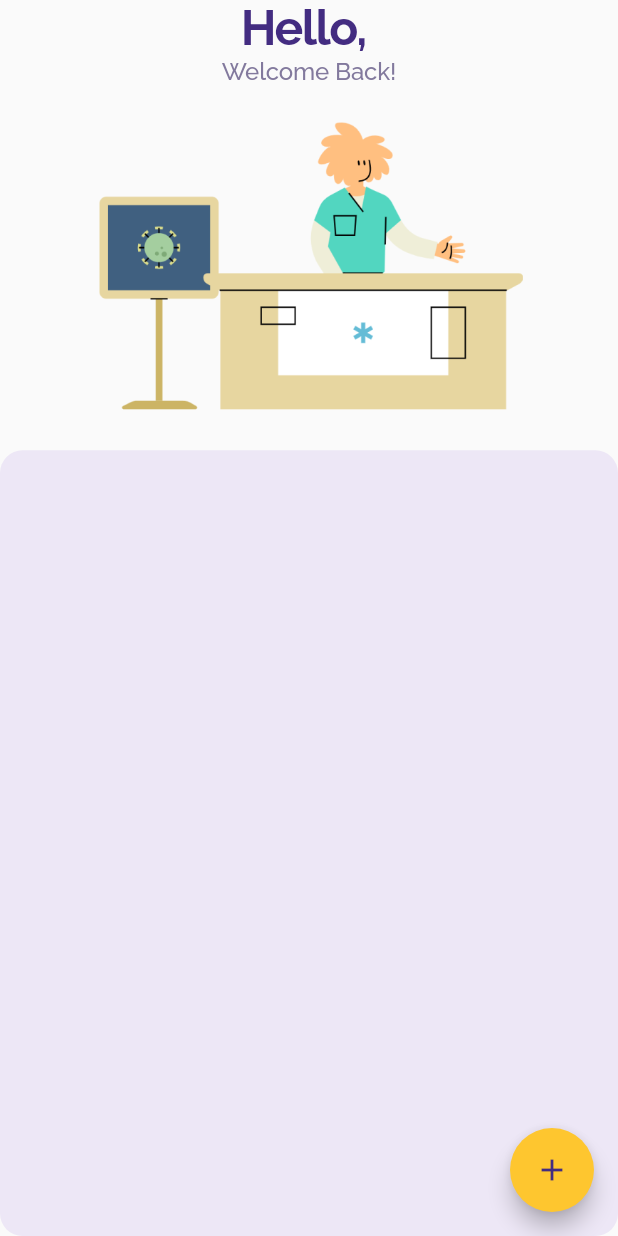
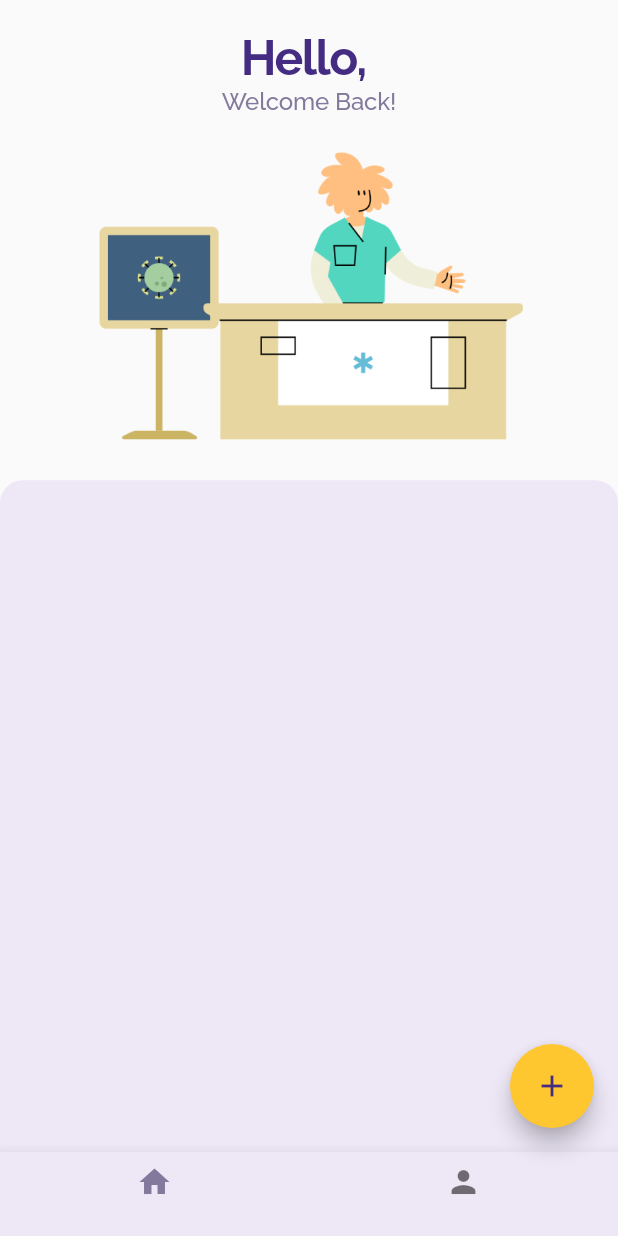
Before and after one commit to jakiebravarian/Kumusta-HealthMonitoringApp, a Flutter app: the Homepage screen opened directly, on a phone screen of 412 x 824 dp. Run offline on Flutter 3.47's test engine with Material 2 defaults, Android fonts, the phone set to English and light mode, and no system bars; our stand-ins replace cloud_firestore, email_validator, firebase_auth, firebase_core, google_fonts, qr_flutter; accounts and stored records are empty.

Commit message:
style: profile page UI

```diff
--- a/health_monitoring_app/lib/screens/Homepage.dart
+++ b/health_monitoring_app/lib/screens/Homepage.dart
@@ -29,6 +29,26 @@ class Homepage extends StatefulWidget {
 
 class HomepageState extends State<Homepage> {
   UserModel? user;
+  int _selectedIndex = 0;
+  static const TextStyle optionStyle =
+      TextStyle(fontSize: 30, fontWeight: FontWeight.bold);
+  static const List<Widget> _widgetOptions = <Widget>[
+    Text(
+      'Index 0: Home',
+      style: optionStyle,
+    ),
+    Text(
+      'Index 2: School',
+      style: optionStyle,
+    ),
+  ];
+
+  void _onItemTapped(int index) {
+    setState(() {
+      _selectedIndex = index;
+    });
+  }
+
   @override
   void initState() {
     // TODO: implement initState
@@ -171,7 +191,7 @@ class HomepageState extends State<Homepage> {
       }
     }
 
-    OutlinedButton outlineButtonBuilderForSymptoms(key) => OutlinedButton(
+    OutlinedButton outlineButtonBuilder(key) => OutlinedButton(
         onPressed: () {},
         style: OutlinedButton.styleFrom(
             backgroundColor: Colors.white,
@@ -236,14 +256,12 @@ class HomepageState extends State<Homepage> {
                             if (entry.symptoms!.isEmpty)
                               Padding(
                                 padding: const EdgeInsets.all(1.0),
-                                child: outlineButtonBuilderForSymptoms(
-                                    "No Symptoms"),
+                                child: outlineButtonBuilder("No Symptoms"),
                               ),
                             for (var symptom in entry.symptoms!)
                               Padding(
                                   padding: const EdgeInsets.all(1.0),
-                                  child:
-                                      outlineButtonBuilderForSymptoms(symptom)),
+                                  child: outlineButtonBuilder(symptom)),
                           ],
                         ),
                         trailing: Row(
@@ -267,6 +285,43 @@ class HomepageState extends State<Homepage> {
             'assets/images/The Lifesavers Front Desk.png',
             fit: BoxFit.fitWidth,
           ));
+    }
+
+    listOfEntriesView() {
+      return Column(
+        children: <Widget>[
+          const SizedBox(
+            height: 20,
+          ),
+          Text("Hello, ${user?.name}",
+              style: GoogleFonts.raleway(
+                  textStyle: const TextStyle(
+                      color: Color(0xFF432C81),
+                      fontSize: 32,
+                      fontWeight: FontWeight.w700,
+                      letterSpacing: -1))),
+          Text("Welcome Back!",
+              style: GoogleFonts.raleway(
+                  textStyle: const TextStyle(
+                      color: Color(0xFF82799D),
+                      fontSize: 16,
+                      fontWeight: FontWeight.w500,
+                      letterSpacing: -0.11))),
+          displayImage(),
+          Expanded(
+            child: Container(
+                decoration: BoxDecoration(
+                    color: Colors.deepPurple.shade50,
+                    borderRadius: const BorderRadius.only(
+                        topLeft: Radius.circular(15),
+                        topRight: Radius.circular(15))),
+                child: Padding(
+                  padding: const EdgeInsets.only(left: 20, right: 20, top: 20),
+                  child: entriesListBuilder,
+                )),
+          )
+        ],
+      );
     }
 
     StreamBuilder userStreamBuilder = StreamBuilder(
@@ -294,34 +349,41 @@ class HomepageState extends State<Homepage> {
           } else if (user?.usertype == "Employee") {
             return const EmployeeHomepage();
           }
-          return Column(
-            children: <Widget>[
-              Text("Hello, ${user?.name}",
-                  style: GoogleFonts.raleway(
-                      textStyle: const TextStyle(
-                          color: Color(0xFF432C81),
-                          fontSize: 32,
-                          fontWeight: FontWeight.w700,
-                          letterSpacing: -1))),
-              Text("Welcome Back!",
-                  style: GoogleFonts.raleway(
-                      textStyle: const TextStyle(
-                          color: Color(0xFF82799D),
-                          fontSize: 16,
-                          fontWeight: FontWeight.w500,
-                          letterSpacing: -0.11))),
-              displayImage(),
-              Expanded(
-                child: Container(
-                    decoration: BoxDecoration(
-                        color: Colors.deepPurple.shade50,
-                        borderRadius: BorderRadius.circular(15)),
-                    child: Padding(
-                      padding: const EdgeInsets.all(20.0),
-                      child: entriesListBuilder,
-                    )),
-              )
-            ],
+
+          return Scaffold(
+            body: (_selectedIndex == 1)
+                ? ProfilePage(user: user!)
+                : listOfEntriesView(),
+            bottomNavigationBar: BottomNavigationBar(
+              backgroundColor: Colors.deepPurple.shade50,
+              items: const <BottomNavigationBarItem>[
+                BottomNavigationBarItem(
+                  icon: Icon(Icons.home),
+                  label: "",
+                ),
+                BottomNavigationBarItem(
+                  icon: Icon(Icons.person),
+                  label: "",
+                ),
+              ],
+              currentIndex: _selectedIndex,
+              selectedItemColor: Color(0xFF82799D),
+              onTap: _onItemTapped,
+            ),
+            floatingActionButton: FloatingActionButton(
+                backgroundColor: const Color(0xFFFEC62F),
+                onPressed: () {
+                  context.read<EntryProvider>().resetSymptomsMap();
+                  Navigator.of(context).push(
+                    MaterialPageRoute(
+                      builder: (context) => const HealthEntry(),
+                    ),
+                  );
+                },
+                child: const Icon(
+                  Icons.add,
+                  color: Color(0xFF432C81),
+                )),
           );
         });
 
@@ -341,62 +403,7 @@ class HomepageState extends State<Homepage> {
           }
           // if user is logged in, display the scaffold containing the streambuilder for the todos
 
-          return Scaffold(
-            drawer: Drawer(
-              child: ListView(
-                // Important: Remove any padding from the ListView.
-                padding: EdgeInsets.zero,
-                children: [
-                  DrawerHeader(
-                    decoration: BoxDecoration(
-                      color: Colors.green.shade100,
-                    ),
-                    child: const Text('Profile'),
-                  ),
-                  ListTile(
-                      //tileColor: Colors.white,
-                      leading: const Icon(
-                        Icons.book_outlined,
-                      ),
-                      title: const Text('Profile'),
-                      onTap: () {
-                        Navigator.push(
-                            context,
-                            MaterialPageRoute(
-                              builder: (context) => ProfilePage(user: user!),
-                            ));
-                      }),
-                  ListTile(
-                    leading: const Icon(Icons.person_rounded),
-                    title: const Text('Sign out'),
-                    onTap: () {
-                      Navigator.push(
-                          context,
-                          MaterialPageRoute(
-                            builder: (context) => const LoginPage(),
-                          ));
-                      context.read<AuthProvider>().signOut();
-                    },
-                  ),
-                ],
-              ),
-            ),
-            body: userStreamBuilder,
-            floatingActionButton: FloatingActionButton(
-                backgroundColor: const Color(0xFFFEC62F),
-                onPressed: () {
-                  context.read<EntryProvider>().resetSymptomsMap();
-                  Navigator.of(context).push(
-                    MaterialPageRoute(
-                      builder: (context) => const HealthEntry(),
-                    ),
-                  );
-                },
-                child: const Icon(
-                  Icons.add,
-                  color: Color(0xFF432C81),
-                )),
-          );
+          return userStreamBuilder;
         });
   }
 }
```
Also changed, not shown: health_monitoring_app/lib/api/firebase_auth_api.dart (+10 -9 lines), health_monitoring_app/lib/screens/ProfiePage.dart (+100 -9 lines), health_monitoring_app/lib/screens/login.dart (+2 -6 lines).
